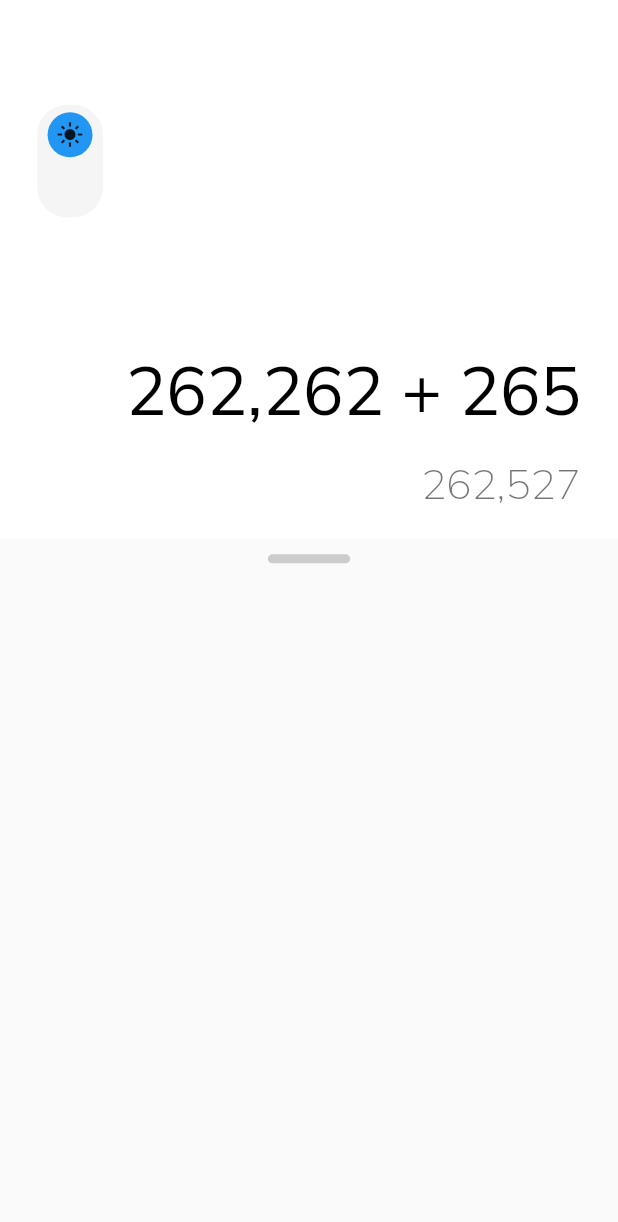
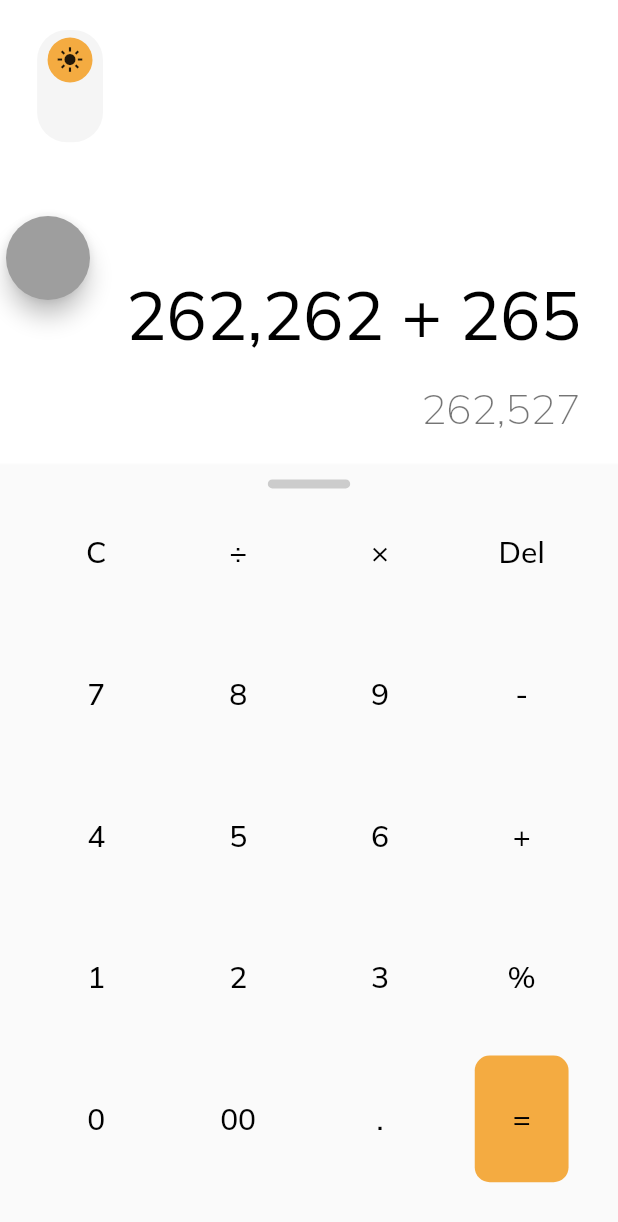
Before and after one commit to ichie2/Calculator-App, a Flutter app: the screen it shows after launch, on a phone screen of 412 x 824 dp. Shown: the top 1222 px of the screen. Run offline on Flutter 3.47's test engine with Material 2 defaults, Android fonts, the phone set to English and light mode, and no system bars; our stand-ins replace flutter_screenutil, google_fonts.

Commit message:
home and ai

```diff
--- a/lib/main.dart
+++ b/lib/main.dart
@@ -2,9 +2,7 @@ import 'package:calculator_app/modules/home/home.dart';
 import 'package:calculator_app/utils/theme.dart';
 import 'package:flutter/material.dart';
 import 'package:flutter/services.dart';
-import 'package:flutter_phoenix/flutter_phoenix.dart';
 import 'package:flutter_screenutil/flutter_screenutil.dart';
-import 'package:get/get.dart';
 
 void main() {
   WidgetsFlutterBinding.ensureInitialized();
@@ -32,15 +30,13 @@ class MyApp extends StatelessWidget {
     return ScreenUtilInit(
       designSize: Size(375, 825),
       builder: () {
-        return Phoenix(
-          child: GetMaterialApp(
+        return MaterialApp(
           color: Colors.white,
           debugShowCheckedModeBanner: false,
           title: 'Calculator Pro',
           theme: CustomTheme.lightTheme(),
           darkTheme: CustomTheme.darkTheme(),
           home: Home(),
-          ),
         );
       },
     );
--- /dev/null
+++ b/lib/models/character_model.dart
@@ -0,0 +1,40 @@
+List<String> characters = [
+  "C",
+  "÷",
+  "×",
+  "Del",
+  "7",
+  "8",
+  "9",
+  "-",
+  "4",
+  "5",
+  "6",
+  "+",
+  "1",
+  "2",
+  "3",
+  "%",
+  "0",
+  "00",
+  ".",
+  "="
+];
+
+List<String> moreCharacters = [
+  "INV",
+  "RAD",
+  "%",
+  "sin",
+  "cos",
+  "tan",
+  "ln",
+  "log",
+  "!",
+  "ɲ",
+  "e",
+  "^",
+  "(",
+  ")",
+  "√"
+];
--- a/lib/modules/home/home.dart
+++ b/lib/modules/home/home.dart
@@ -1,3 +1,5 @@
+import 'package:calculator_app/models/character_model.dart';
+import 'package:calculator_app/widgets/button_widget.dart';
 import 'package:calculator_app/widgets/switch_widget.dart';
 import 'package:flutter/material.dart';
 import 'package:flutter_screenutil/size_extension.dart';
@@ -10,15 +12,35 @@ class Home extends StatefulWidget {
 }
 
 class _HomeState extends State<Home> {
+  //
+  final GlobalKey _floatingKey = GlobalKey();
+
+  Size _floatingSize;
+  Offset _floatLocation = Offset(0, 140);
+
+  void getFloatingBox() {
+    RenderBox renderbox = _floatingKey.currentContext.findRenderObject();
+    _floatingSize = renderbox.size;
+  }
+
+  @override
+  void initState() {
+    super.initState();
+    WidgetsBinding.instance.addPostFrameCallback((timeStamp) {
+      getFloatingBox();
+    });
+  }
+
   @override
   Widget build(BuildContext context) {
     var theme = Theme.of(context);
     return Scaffold(
       backgroundColor: theme.backgroundColor,
-      body: Container(
+      body: SafeArea(
+        bottom: false,
         child: Column(
           children: [
-            SizedBox(height: 70.h),
+            SizedBox(height: 20.h),
             Container(
               height: 290.h,
               width: 350.w,
@@ -66,15 +88,34 @@ class _HomeState extends State<Home> {
                       return Container(
                         padding: EdgeInsets.symmetric(horizontal: 20.w),
                         color: theme.accentColor.withOpacity(0.05),
-                        child: Column(
-                          children: [
-                            SizedBox(height: 10.h),
-                            indicatorWidget(theme),
-                            SizedBox(
-                              height: 300.h,
-                            )
-                          ],
-                        ),
+                        child: Column(children: [
+                          SizedBox(height: 10.h),
+                          indicatorWidget(theme),
+                          Container(
+                            child: Flexible(
+                              child: MediaQuery.removePadding(
+                                removeTop: true,
+                                context: context,
+                                child: GridView.builder(
+                                  physics: NeverScrollableScrollPhysics(),
+                                  itemCount: characters.length,
+                                  gridDelegate:
+                                      SliverGridDelegateWithFixedCrossAxisCount(
+                                    crossAxisCount: 4,
+                                    crossAxisSpacing: 10.0,
+                                    mainAxisSpacing: 10.0,
+                                  ),
+                                  itemBuilder: (_, index) {
+                                    final snapshot = characters[index];
+                                    return ButtonWidget(
+                                      character: snapshot,
+                                    );
+                                  },
+                                ),
+                              ),
+                            ),
+                          )
+                        ]),
                       );
                     },
                   ),
@@ -83,6 +124,27 @@ class _HomeState extends State<Home> {
             )
           ],
         ),
+      ),
+      floatingActionButton: GestureDetector(
+        key: _floatingKey,
+        onVerticalDragUpdate: (details) => onDragUpdate(context, details),
+        onHorizontalDragUpdate: (details) => onDragUpdate(context, details),
+        onVerticalDragEnd: (details) => onDragEnd(context, details),
+        onHorizontalDragEnd: (details) => onDragEnd(context, details),
+        child: Stack(children: [
+          Positioned(
+            left: _floatLocation.dx,
+            top: _floatLocation.dy,
+            child: Padding(
+              padding: const EdgeInsets.all(20.0),
+              child: FloatingActionButton(
+                onPressed: () {
+                  //
+                },
+              ),
+            ),
+          ),
+        ]),
       ),
     );
   }
@@ -97,4 +159,43 @@ class _HomeState extends State<Home> {
       ),
     );
   }
+
+  onDragEnd(BuildContext context, DragEndDetails details) {
+    final double pointX = context.size.width / 2;
+
+    if (_floatLocation.dx > pointX) {
+      setState(() {
+        _floatLocation = Offset(0, _floatLocation.dy);
+      });
+    } else {
+      setState(() {
+        _floatLocation = Offset(context.size.width - 50, _floatLocation.dy);
+      });
+    }
+  }
+
+  void onDragUpdate(BuildContext context, DragUpdateDetails details) {
+    final RenderBox _box = context.findRenderObject();
+    final Offset _offset = _box.globalToLocal(details.globalPosition);
+
+    //screen view
+    final double startX = 0;
+    final double endX = context.size.width - _floatingSize.width;
+    final double startY = MediaQuery.of(context).padding.top;
+    final double endY = context.size.height - _floatingSize.height;
+    print("draggin bool postion : ${startX < _offset.dx}");
+    print("draggin bool  : ${_offset.dx < endX}");
+
+    print("draggin bool 2 postion : ${startY < _offset.dy}");
+    print("draggin bool   : ${_offset.dy < endY}");
+
+    // make sure widget is not off screen area
+    if (startX < _offset.dx && _offset.dx < endX) {
+      if (startY < _offset.dy && _offset.dy < endY) {
+        _floatLocation = Offset(_offset.dx, _offset.dy);
+        setState(() {});
+        print(_floatLocation);
+      }
+    }
+  }
 }
--- a/lib/utils/routes.dart
+++ b/lib/utils/routes.dart
@@ -1,4 +1,3 @@
-import 'package:calculator_app/main.dart';
 import 'package:calculator_app/modules/history/history.dart';
 import 'package:calculator_app/modules/home/home.dart';
 import 'package:calculator_app/modules/setting/setting.dart';
--- a/lib/utils/theme.dart
+++ b/lib/utils/theme.dart
@@ -3,7 +3,7 @@ import 'package:flutter_screenutil/size_extension.dart';
 import 'package:google_fonts/google_fonts.dart';
 
 class CustomTheme {
-  final _primaryColor = Color(0xfff4ab41);
+  static Color _primaryColor = Color(0xfff4ab41);
 
   //
   static TextTheme _lightTextTheme = TextTheme(
@@ -18,8 +18,13 @@ class CustomTheme {
       fontWeight: FontWeight.w200,
       color: Colors.black54,
     ),
+    bodyText2: GoogleFonts.mulish(
+      fontSize: 20.sp,
+      fontWeight: FontWeight.w500,
+      color: Colors.black,
+    ),
   );
-  static TextTheme _darkTextTheme = TextTheme();
+  static const TextTheme _darkTextTheme = TextTheme();
 
   static ThemeData lightTheme() {
     return ThemeData(
@@ -31,7 +36,7 @@ class CustomTheme {
       backgroundColor: Colors.white,
       scaffoldBackgroundColor: Colors.white,
       accentColor: Colors.grey,
-      primaryColor: Colors.blue,
+      primaryColor: _primaryColor,
     );
   }
 
--- /dev/null
+++ b/lib/widgets/button_widget.dart
@@ -0,0 +1,38 @@
+import 'package:flutter/material.dart';
+import 'package:flutter_screenutil/size_extension.dart';
+
+class ButtonWidget extends StatelessWidget {
+  final String character;
+
+  const ButtonWidget({Key key, this.character}) : super(key: key);
+
+  @override
+  Widget build(BuildContext context) {
+    final theme = Theme.of(context);
+    return InkWell(
+      onTap: () {
+        //
+        print(context);
+      },
+      borderRadius: BorderRadius.circular(10.sp),
+      child: Padding(
+        padding: character == "="
+            ? EdgeInsets.symmetric(horizontal: 10.w)
+            : EdgeInsets.only(),
+        child: Container(
+          height: character == "=" ? 60.h : 40.h,
+          width: character == "=" ? 30.h : 50.h,
+          alignment: Alignment.center,
+          decoration: BoxDecoration(
+            color: character == "=" ? theme.primaryColor : Colors.transparent,
+            borderRadius: BorderRadius.circular(10.sp),
+          ),
+          child: Text(
+            character,
+            style: theme.textTheme.bodyText2,
+          ),
+        ),
+      ),
+    );
+  }
+}
--- a/pubspec.yaml
+++ b/pubspec.yaml
@@ -30,8 +30,6 @@ dependencies:
   cupertino_icons: ^1.0.0
   flutter_screenutil:
   flutter_icons:
-  flutter_phoenix: ^1.0.0
-  get:
   google_fonts:
 
 dev_dependencies:
```
Also changed, not shown: lib/models/calculation_model.dart (added, +21 -0 lines), lib/widgets/mic_widget.dart (added, +24 -0 lines), pubspec.lock, 2 other files. Lines whose indentation alone changed are shown as unchanged.
